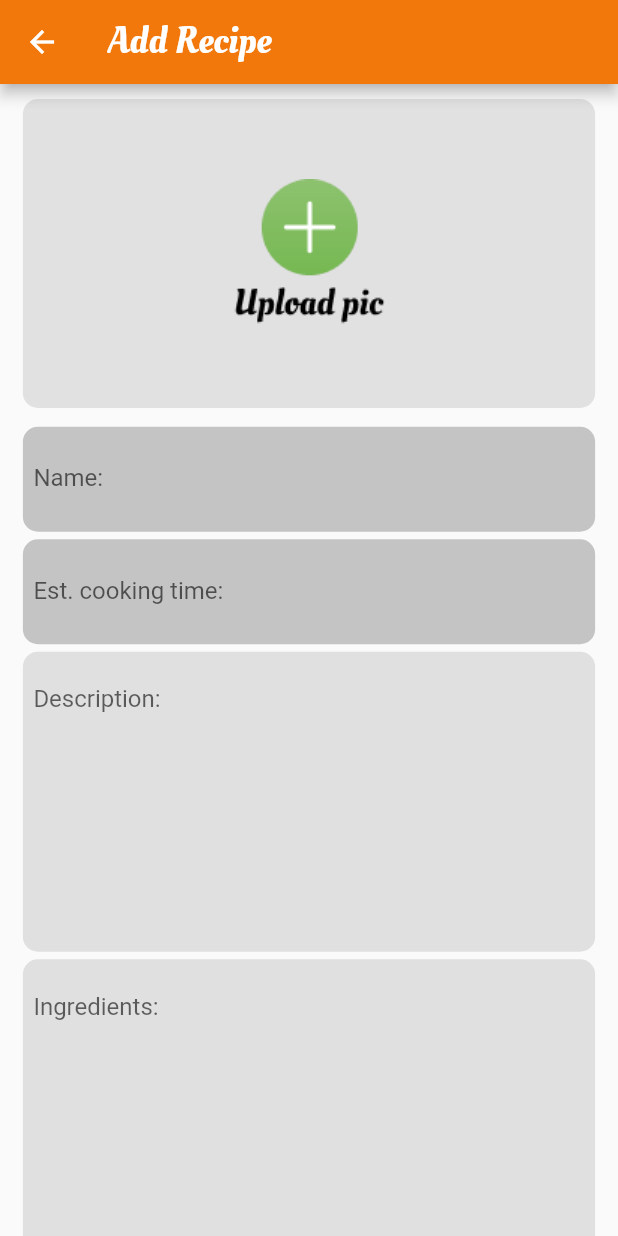
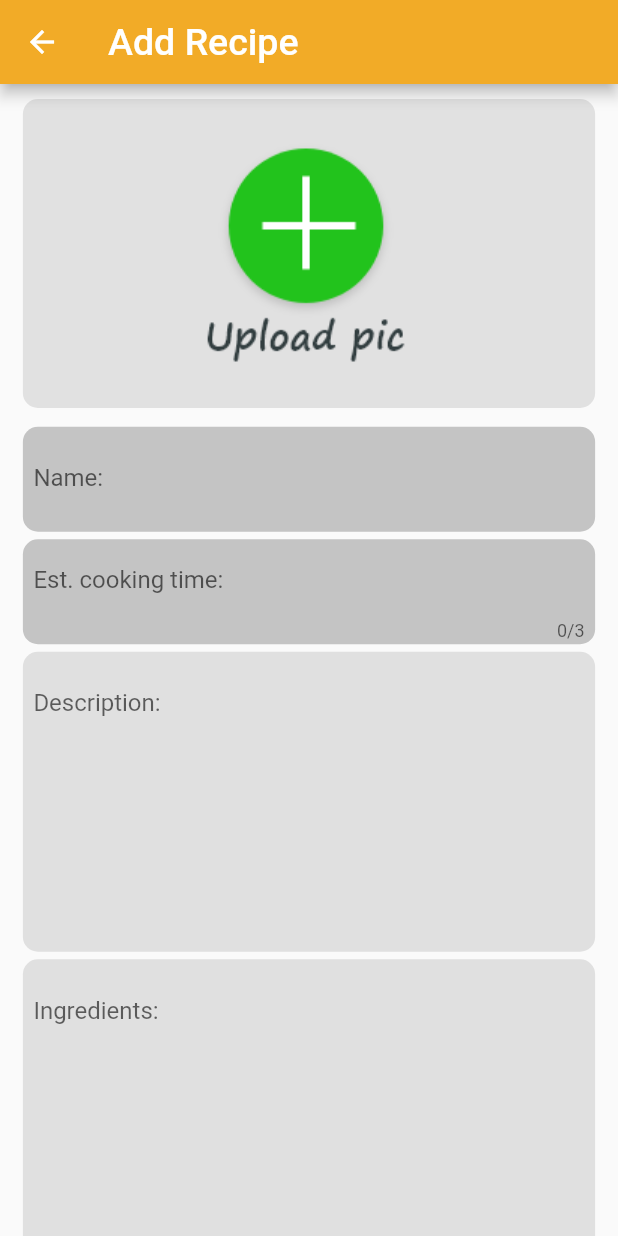
Before and after one commit to Ibrahimhef/swe444, a Flutter app: the screen it shows once a user with an empty profile is signed in, after a tap on the "add" icon, on a phone screen of 412 x 824 dp. Run offline on Flutter 3.47's test engine with Material 2 defaults, Android fonts, the phone set to English and light mode, and no system bars; our stand-ins replace animated_splash_screen, auto_size_text, cloud_firestore, cool_alert, curved_navigation_bar, device_preview and 5 more; accounts and stored records are empty; network calls fail.

Commit message:
change detild page

```diff
--- a/lib/NewRecipe.dart
+++ b/lib/NewRecipe.dart
@@ -10,6 +10,8 @@ import 'package:path/path.dart' as Path;
 import 'package:swe444/Services/database.dart';
 import 'package:swe444/models/profile.dart';
 import 'package:swe444/models/user.dart';
+import 'package:cool_alert/cool_alert.dart';
+
 
 class AddPage extends StatefulWidget {
   final double weidth, height;
@@ -106,12 +108,11 @@ class addPage extends State<AddPage> {
     ];
     return Scaffold(
       appBar: AppBar(
-        backgroundColor: Color(0xfff2780c),
+        backgroundColor: Color.fromRGBO(242, 171, 39, 1),
         title: Text(
           'Add Recipe',
           style: TextStyle(
             fontSize: 25,
-            fontFamily: 'OleoScript',
           ),
         ),
       ),
@@ -162,7 +163,7 @@ class addPage extends State<AddPage> {
                           value.isEmpty ? "fill the Name of Recipe" : null,
                       textInputAction: TextInputAction.next,
                       onFieldSubmitted: (_) =>
-                          FocusScope.of(context).nextFocus(),
+                          FocusScope.of(context).focusedChild,
                       decoration: InputDecoration(
                         hintText: "Name:",
                         border: InputBorder.none,
@@ -182,10 +183,15 @@ class addPage extends State<AddPage> {
                       borderRadius: BorderRadius.all(Radius.circular(10)),
                     ),
                     child: TextFormField(
-                      onChanged: (value) => duration = int.parse(value),
+                                            onChanged: (value) => duration = int.parse(value),
                       validator: (value) =>
                           value.isEmpty ? "fill the duration" : null,
                       // maxLines: 1,
+                      keyboardType: TextInputType.number,
+                      maxLength: 3,
+                      textInputAction: TextInputAction.next,
+                      onFieldSubmitted: (_) =>
+                      FocusScope.of(context).focusedChild,
                       decoration: InputDecoration(
                         hintText: "Est. cooking time:",
                         border: InputBorder.none,
@@ -210,8 +216,7 @@ class addPage extends State<AddPage> {
                           value.isEmpty ? "fill the description" : null,
                       textInputAction: TextInputAction.next,
                       onFieldSubmitted: (_) =>
-                          FocusScope.of(context).nextFocus(),
-                      maxLines: (height * 0.008).ceilToDouble().toInt(),
+                          FocusScope.of(context).focusedChild,
                       decoration: InputDecoration(
                         hintText: "Description:",
                         border: InputBorder.none,
@@ -234,10 +239,12 @@ class addPage extends State<AddPage> {
                       onChanged: (value) => ingredients = value,
                       validator: (value) =>
                           value.isEmpty ? "fill the ingredients" : null,
-                      textInputAction: TextInputAction.next,
+                      textInputAction: TextInputAction.newline,
                       onFieldSubmitted: (_) =>
                           FocusScope.of(context).nextFocus(),
-                      maxLines: (height * 0.008).ceilToDouble().toInt(),
+                      keyboardType: TextInputType.multiline,
+                      minLines: 1,
+                      maxLines: 100,
                       decoration: InputDecoration(
                         hintText: "Ingredients:",
                         border: InputBorder.none,
@@ -263,10 +270,12 @@ class addPage extends State<AddPage> {
                       onChanged: (value) => step = value,
                       validator: (value) =>
                           value.isEmpty ? "fill the steps" : null,
-                      textInputAction: TextInputAction.next,
+                      textInputAction: TextInputAction.newline,
                       onFieldSubmitted: (_) =>
                           FocusScope.of(context).nextFocus(),
-                      maxLines: (height * 0.008).ceilToDouble().toInt(),
+                      keyboardType: TextInputType.multiline,
+                      minLines: 1,
+                      maxLines: 100,
                       decoration: InputDecoration(
                         hintText: "Steps:",
                         border: InputBorder.none,
@@ -284,7 +293,6 @@ class addPage extends State<AddPage> {
                       Text(
                         '     Choose category     ',
                         style: TextStyle(
-                            fontFamily: 'OleoScript',
                             color: Colors.black,
                             fontSize: 20),
                       ),
@@ -345,12 +353,23 @@ class addPage extends State<AddPage> {
                       child: Text(
                         'Save',
                         style:
-                            TextStyle(fontFamily: 'OleoScript', fontSize: 25),
+                            TextStyle( fontSize: 25, fontWeight: FontWeight.bold, color: Colors.white),
                       ),
                     ),
                     onPressed: () async {
                       if (_formKey2.currentState.validate() && _image != null) {
-                        uploadFile();
+                        CoolAlert.show(
+                            context: context,
+                            type: CoolAlertType.success,
+                            confirmBtnColor:  Color(0xfff2780c),
+                            confirmBtnText: "Done",
+                            text: "Your recipe is added",
+                            barrierDismissible: false,
+                            onConfirmBtnTap: (){
+                              Navigator.of(context).pop();
+                              uploadFile();
+                            },
+                        );
                       }
                     },
                   ),
@@ -360,64 +379,6 @@ class addPage extends State<AddPage> {
                 ],
               ),
             ),
-            // Positioned(
-            //   top: height * 0.9,
-            //   right: 15,
-            //   left: 15,
-            //   child: Container(
-            //     alignment: Alignment.center,
-            //     width: sizeW(weidth, 0.5),
-            //     child: FlatButton(
-            //       highlightColor: Colors.transparent,
-            //       splashColor: Colors.transparent,
-            //       onPressed: () async {
-            //         if (_formKey2.currentState.validate() && _image != null) {
-            //           // return fileURL;
-            //           uploadFile();
-            //           // uploadFile().then((value) =>
-            //           //     DatabaseService(uid: user.uid).insertMeals(
-            //           //         category,
-            //           //         title,
-            //           //         description,
-            //           //         ingredients,
-            //           //         step,
-            //           //         duration,
-            //           //         email,
-            //           //         uploadedFileURL));
-            //           // uploadFile().whenComplete(() => {
-            //           //       DatabaseService(uid: user.uid).insertMeals(
-            //           //           category,
-            //           //           title,
-            //           //           description,
-            //           //           ingredients,
-            //           //           step,
-            //           //           duration,
-            //           //           email,
-            //           //           uploadedFileURL)
-            //           //     });
-            //           // uploadFile();
-
-            //           print(user.uid);
-            //           //   DatabaseService(uid: user.uid).insertMeals(
-            //           //       category,
-            //           //       title,
-            //           //       description,
-            //           //       ingredients,
-            //           //       step,
-            //           //       duration,
-            //           //       user.email,
-            //           //       uploadedFileURL);
-            //           // }
-            //         }
-            //       },
-            //       child: Image(
-            //         image: AssetImage('assets/AddButton@3x.png'),
-            //         width: weidth * 0.4,
-            //         height: weidth * 0.2,
-            //       ),
-            //     ),
-            //   ),
-            // ),
           ],
         ),
       ),
--- a/lib/Services/database.dart
+++ b/lib/Services/database.dart
@@ -43,6 +43,7 @@ class DatabaseService {
 
   Future removeMeal(String id) {
     mealCollection.document(id).delete();
+
   }
 
 // method for display list of meals info into screen(private)
--- a/lib/SubCategories.dart
+++ b/lib/SubCategories.dart
@@ -55,12 +55,12 @@ class catogory extends State<Catogory> {
                   // color: Colors.black,
                   fontSize: 25,
                   // fontWeight: FontWeight.bold,
-                  fontFamily: 'OleoScript'),
+                  ),
             ),
           ),
         ),
         bottomNavigationBar: CurvedNavigationBar(
-          backgroundColor: Color.fromRGBO(242, 171, 39, 1),
+          backgroundColor: Color(0xff262523),
           height: 50,
           items: [
             Image.asset('assets/Juice_icon@3x.png'),
@@ -80,7 +80,7 @@ class catogory extends State<Catogory> {
                 new MaterialPageRoute(
                     builder: (context) => new AddPage(weidth, height, user)));
           },
-          backgroundColor: Color(0xfff2780c),
+          backgroundColor: Color(0xff262523),
           child: Icon(Icons.add),
         ),
         body: Container(
```
Also changed, not shown: lib/DetiledRecipe.dart (+3 -6 lines), assets/Upload_pic.png, pubspec.lock.
